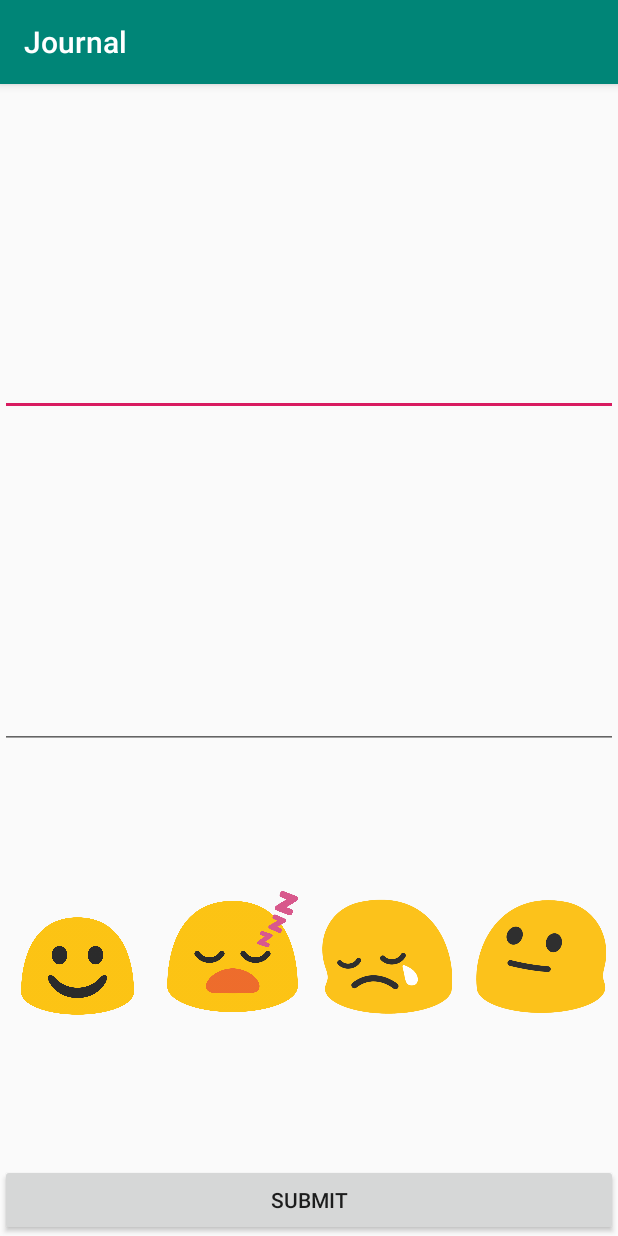
After one commit to ivodeb/Journal, an Android app: the InputActivity screen opened directly, with no data from a screen before it, on a phone screen of 412 x 824 dp. The commit adds this screen. Run offline under Robolectric (Android 15) with nearby library versions, the phone set to English and light mode, and no system bars.

Commit message:
Initial project

```diff
--- a/app/build.gradle
+++ b/app/build.gradle
@@ -25,4 +25,5 @@ dependencies {
     testImplementation 'junit:junit:4.12'
     androidTestImplementation 'com.android.support.test:runner:1.0.2'
     androidTestImplementation 'com.android.support.test.espresso:espresso-core:3.0.2'
+    implementation 'com.android.support:design:28.0.0'
 }
--- a/app/src/main/AndroidManifest.xml
+++ b/app/src/main/AndroidManifest.xml
@@ -16,6 +16,8 @@
                 <category android:name="android.intent.category.LAUNCHER" />
             </intent-filter>
         </activity>
+        <activity android:name=".InputActivity" />
+        <activity android:name=".DetailActivity"></activity>
     </application>
 
 </manifest>
--- /dev/null
+++ b/app/src/main/res/layout/activity_input.xml
@@ -0,0 +1,79 @@
+<?xml version="1.0" encoding="utf-8"?>
+<LinearLayout xmlns:android="http://schemas.android.com/apk/res/android"
+    xmlns:app="http://schemas.android.com/apk/res-auto"
+    xmlns:tools="http://schemas.android.com/tools"
+    android:layout_width="match_parent"
+    android:layout_height="match_parent"
+    android:layout_weight="20"
+    android:orientation="vertical"
+    tools:context=".InputActivity">
+
+    <EditText
+        android:id="@+id/editTitleText"
+        android:layout_width="match_parent"
+        android:layout_height="wrap_content"
+        android:layout_weight="1"
+        android:ems="10"
+        android:inputType="textPersonName" />
+
+    <EditText
+        android:id="@+id/editEntryText"
+        android:layout_width="match_parent"
+        android:layout_height="wrap_content"
+        android:layout_weight="1"
+        android:ems="10"
+        android:inputType="textMultiLine" />
+
+    <LinearLayout
+        android:layout_width="match_parent"
+        android:layout_height="100dp"
+        android:layout_weight="1"
+        android:orientation="horizontal"
+        android:weightSum="4">
+
+        <ImageView
+            android:id="@+id/moodHappy"
+            android:layout_width="wrap_content"
+            android:layout_height="wrap_content"
+            android:layout_weight="1"
+            android:onClick="happyMood"
+            android:padding="8dp"
+            app:srcCompat="@drawable/happy" />
+
+        <ImageView
+            android:id="@+id/moodTired"
+            android:layout_width="wrap_content"
+            android:layout_height="wrap_content"
+            android:layout_weight="1"
+            android:onClick="tiredMood"
+            android:padding="8dp"
+            app:srcCompat="@drawable/tired" />
+
+        <ImageView
+            android:id="@+id/moodCrying"
+            android:layout_width="wrap_content"
+            android:layout_height="wrap_content"
+            android:layout_weight="1"
+            android:onClick="cryingMood"
+            android:padding="8dp"
+            app:srcCompat="@drawable/crying" />
+
+        <ImageView
+            android:id="@+id/moodAngry"
+            android:layout_width="wrap_content"
+            android:layout_height="wrap_content"
+            android:layout_weight="1"
+            android:onClick="angryMood"
+            android:padding="8dp"
+            app:srcCompat="@drawable/angry" />
+
+    </LinearLayout>
+
+    <Button
+        android:id="@+id/submitButton"
+        android:layout_width="match_parent"
+        android:layout_height="wrap_content"
+        android:layout_weight="0"
+        android:onClick="addEntry"
+        android:text="submit" />
+</LinearLayout>
```
Also changed, not shown: app/src/main/java/com/example/ivode/journal/DetailActivity.java (added, +36 -0 lines), app/src/main/java/com/example/ivode/journal/EntryAdapter.java (added, +45 -0 lines), app/src/main/java/com/example/ivode/journal/EntryDatabase.java (added, +62 -0 lines), app/src/main/java/com/example/ivode/journal/InputActivity.java (added, +54 -0 lines), app/src/main/java/com/example/ivode/journal/JournalEntry.java (added, +67 -0 lines), app/src/main/java/com/example/ivode/journal/MainActivity.java (+58 -0 lines), app/src/main/java/com/example/ivode/journal/Mood.java (added, +53 -0 lines), app/src/main/res/drawable/plus.xml (added, +7 -0 lines), app/src/main/res/layout/activity_detail.xml (added, +40 -0 lines), app/src/main/res/layout/activity_main.xml (+14 -8 lines), app/src/main/res/layout/entry_row.xml (added, +32 -0 lines), app/src/main/res/drawable/angry.png (added), app/src/main/res/drawable/crying.png (added), app/src/main/res/drawable/happy.png (added), 1 more files.
